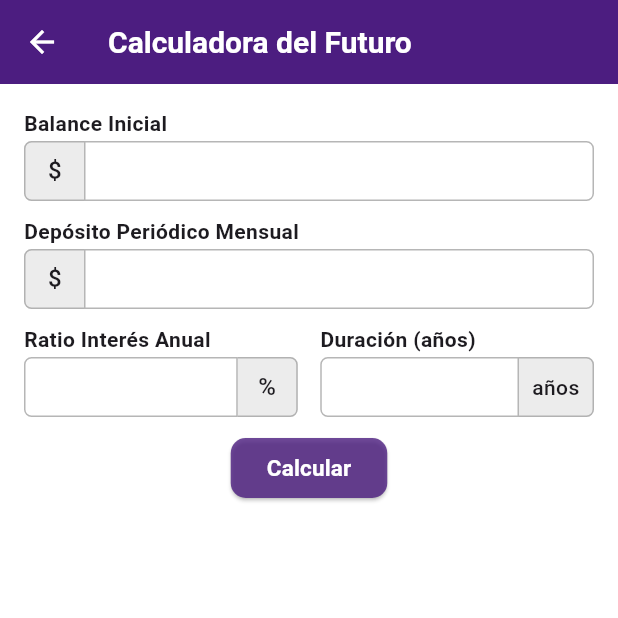
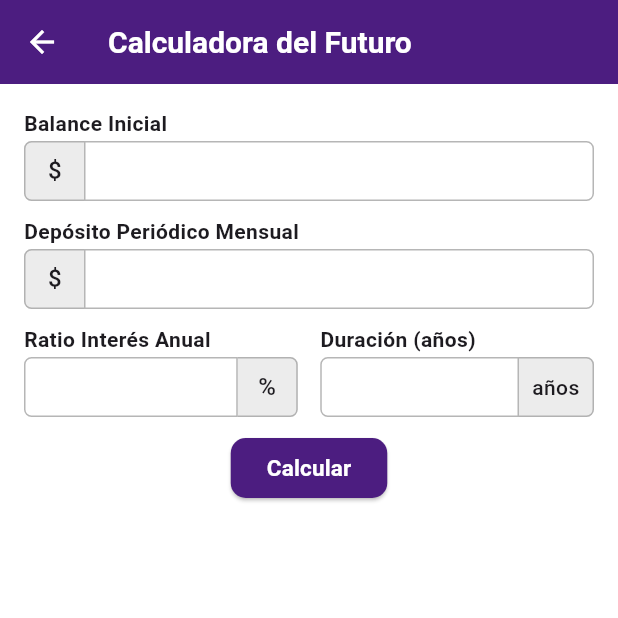
Before and after one commit to DanielAlexander27/hackathon-v2-deuna, a Flutter app: the FutureCalculatorScreen screen opened by its route, on a phone screen of 412 x 824 dp, the top half of it. Run offline on Flutter 3.47's test engine with Material 3 defaults, Android fonts, the phone set to English and light mode, and no system bars; our stand-ins replace fl_chart, flutter_riverpod, go_router, riverpod_annotation; generated files the repository leaves out were written again.

Commit message:
Custom button added.

```diff
--- a/lib/ui/screens/future_calculator/widgets/calculator_form.dart
+++ b/lib/ui/screens/future_calculator/widgets/calculator_form.dart
@@ -1,4 +1,5 @@
 import 'package:flutter/material.dart';
+import 'package:hackathon_v2_deuna/ui/shared/custom/custom_elevated_button.dart';
 
 import '../../../../providers/ui/screens/future_calculator/future_calculator_view_model.dart';
 import '../../../styles/app_colors.dart';
@@ -72,15 +73,12 @@ class _CalculatorFormState extends State<CalculatorForm> {
           ],
         ),
         SizedBox(height: 10),
-        ElevatedButton(
-          style: ElevatedButton.styleFrom(
-            backgroundColor: AppColors.purple.withValues(alpha: 0.8),
-            foregroundColor: Colors.white,
-            shape: RoundedRectangleBorder(
-              borderRadius: BorderRadius.circular(10),
-            ),
-          ),
-          onPressed: () async {
+        CustomElevatedButton(text: 'Calcular', onPressed: _onCalculatePressed),
+      ],
+    );
+  }
+
+  void _onCalculatePressed() async {
     FocusManager.instance.primaryFocus?.unfocus();
     await Future.delayed(Duration(milliseconds: 500));
     widget.viewModel.calculate(
@@ -88,14 +86,6 @@ class _CalculatorFormState extends State<CalculatorForm> {
       double.parse(monthlyDepositController.text.replaceAll(',', '.')),
       double.parse(annualInterestController.text.replaceAll(',', '.')),
       int.parse(yearsDurationController.text),
-            );
-          },
-          child: Text(
-            'Calcular',
-            style: TextStyle(fontWeight: FontWeight.bold, fontSize: 15),
-          ),
-        ),
-      ],
     );
   }
 }
--- /dev/null
+++ b/lib/ui/shared/custom/custom_elevated_button.dart
@@ -0,0 +1,34 @@
+import 'package:flutter/material.dart';
+
+import '../../styles/app_colors.dart';
+
+class CustomElevatedButton extends StatelessWidget {
+  final String text;
+  final Color backgroundColor;
+  final Color textColor;
+  final void Function()? onPressed;
+
+  const CustomElevatedButton({
+    super.key,
+    required this.text,
+    this.backgroundColor = AppColors.purple,
+    this.textColor = Colors.white,
+    this.onPressed,
+  });
+
+  @override
+  Widget build(BuildContext context) {
+    return ElevatedButton(
+      style: ElevatedButton.styleFrom(
+        backgroundColor: backgroundColor,
+        foregroundColor: textColor,
+        shape: RoundedRectangleBorder(borderRadius: BorderRadius.circular(10)),
+      ),
+      onPressed: onPressed,
+      child: Text(
+        text,
+        style: TextStyle(fontWeight: FontWeight.bold, fontSize: 15),
+      ),
+    );
+  }
+}
```
Lines whose indentation alone changed are shown as unchanged.
